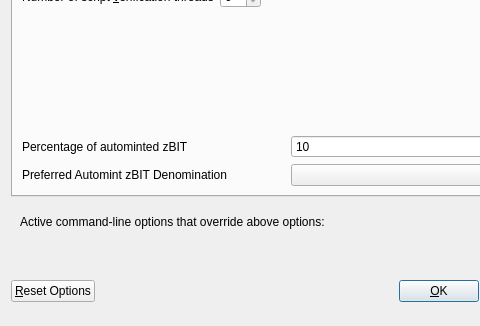
eenglish34/E-BlockMail, file src/qt/forms/optionsdialog.ui: the form before one commit; both pictures show x 0 to 480 and y 116 to 442 of the 576 by 442 pixel window.
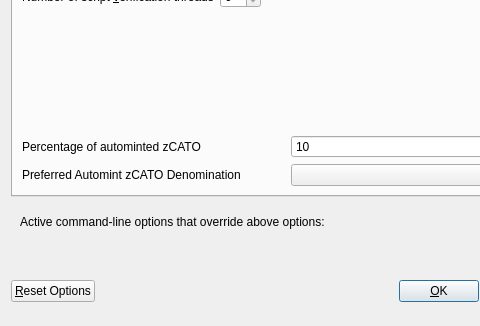
The form after the commit. Custom widgets are drawn as their Qt base class.

```diff
--- a/src/qt/forms/optionsdialog.ui
+++ b/src/qt/forms/optionsdialog.ui
@@ -138,7 +138,7 @@
             <string>Percentage of incoming BIT which get automatically converted to zBIT via Zerocoin Protocol (min: 10%)</string>
            </property>
            <property name="text">
-            <string>Percentage of autominted zBIT</string>
+            <string>Percentage of autominted zCATO</string>
            </property>
           </widget>
          </item>
@@ -171,7 +171,7 @@
             <string>Wait with automatic conversion to Zerocoin until enough BIT for this denomination is available</string>
            </property>
            <property name="text">
-            <string>Preferred Automint zBIT Denomination</string>
+            <string>Preferred Automint zCATO Denomination</string>
            </property>
           </widget>
          </item>
```
Left out of the diff: 6 changed lines with no effect on the pictures.
